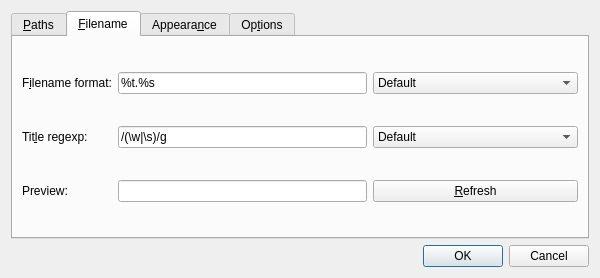
First picture: the form in i/Preferences.ui, repository guendto/nomnom, before the edit.
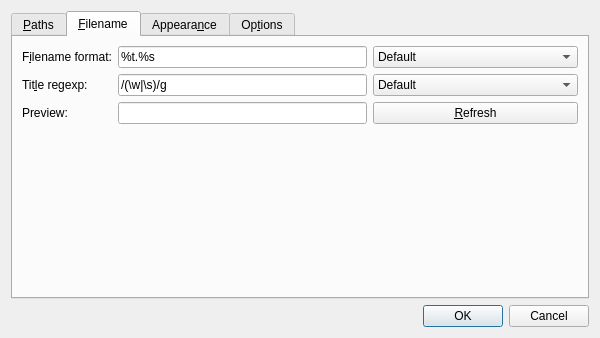
Second picture: the form after the edit. The open tabs and pages were chosen to show the change.

Commit message: Preferences: Add vertical spacer

Patch:
```diff
--- a/i/Preferences.ui
+++ b/i/Preferences.ui
@@ -7,7 +7,7 @@
     <x>0</x>
     <y>0</y>
     <width>600</width>
-    <height>278</height>
+    <height>338</height>
    </rect>
   </property>
   <property name="windowTitle">
@@ -262,6 +262,19 @@
          </property>
         </widget>
        </item>
+       <item row="3" column="1">
+        <spacer name="verticalSpacer">
+         <property name="orientation">
+          <enum>Qt::Vertical</enum>
+         </property>
+         <property name="sizeHint" stdset="0">
+          <size>
+           <width>20</width>
+           <height>40</height>
+          </size>
+         </property>
+        </spacer>
+       </item>
       </layout>
      </widget>
      <widget class="QWidget" name="tab_2">
```
